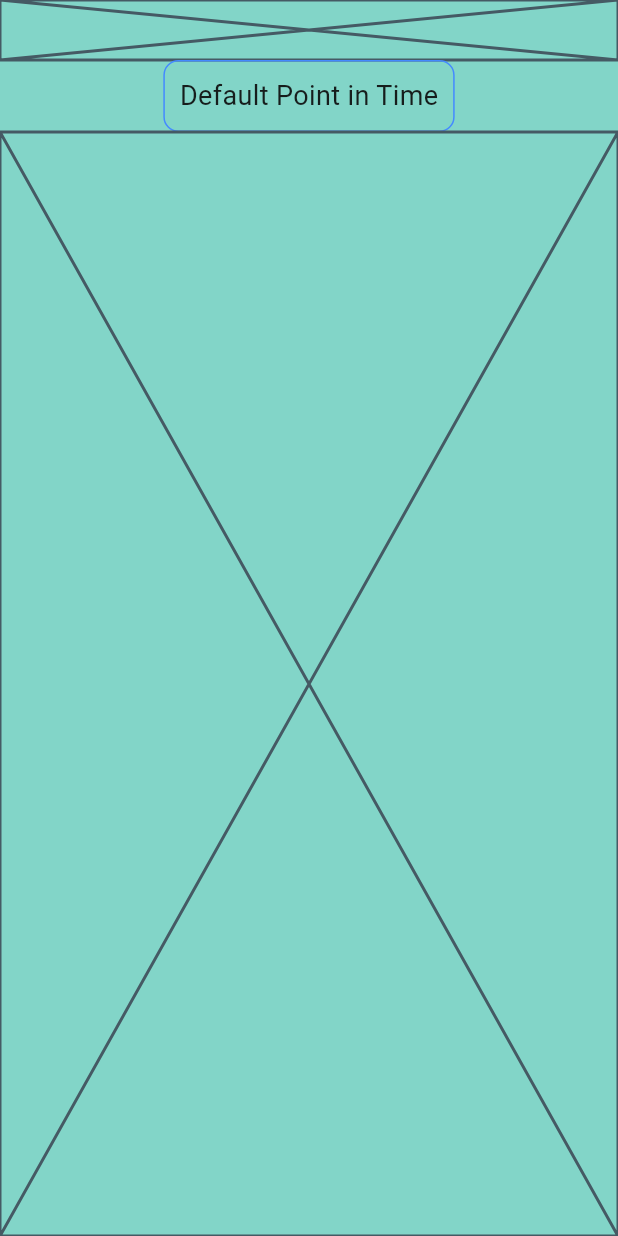
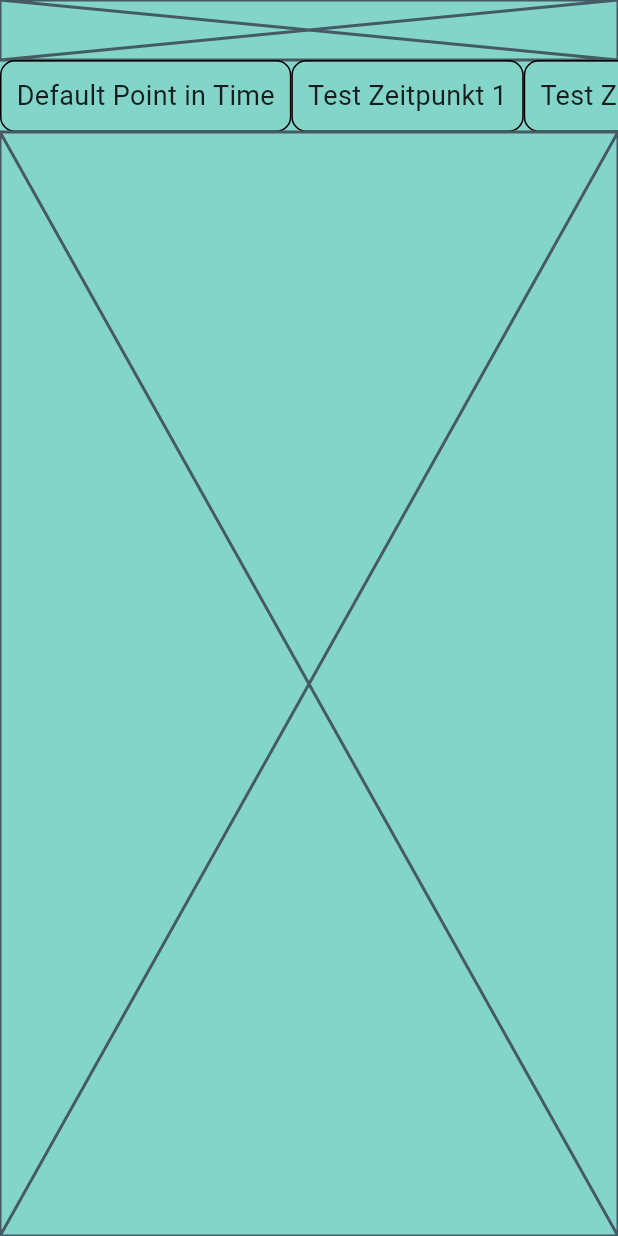
Before and after one commit to KiraResari/ceal-chronicler-f, a Flutter app: the screen it shows after launch, on a phone screen of 412 x 824 dp. Run offline on Flutter 3.47's test engine with Material 3 defaults, Android fonts, the phone set to English and light mode, and no system bars; our stand-ins replace event_bus, get_it; missing offline and left inert: optional.

Commit message:
We now have a scrollable time bar with a bunch of dummy points in time

```diff
--- a/lib/timeline/point_in_time_repository.dart
+++ b/lib/timeline/point_in_time_repository.dart
@@ -6,6 +6,12 @@ class PointInTimeRepository {
     PointInTime("Test Zeitpunkt 1"),
     PointInTime("Test Zeitpunkt 2"),
     PointInTime("Test Zeitpunkt 3"),
+    PointInTime("Test Zeitpunkt 4"),
+    PointInTime("Test Zeitpunkt 5"),
+    PointInTime("Test Zeitpunkt 36"),
+    PointInTime("Test Zeitpunkt 37"),
+    PointInTime("Test Zeitpunkt 38"),
+    PointInTime("Test Zeitpunkt 39"),
   ];
 
   get all => _pointsInTime;
--- a/lib/timeline/time_bar.dart
+++ b/lib/timeline/time_bar.dart
@@ -1,6 +1,7 @@
 import 'package:ceal_chronicler_f/timeline/point_in_time.dart';
 import 'package:ceal_chronicler_f/timeline/time_bar_controller.dart';
 import 'package:flutter/material.dart';
+import 'package:flutter/rendering.dart';
 import 'package:provider/provider.dart';
 
 class TimeBar extends StatelessWidget {
@@ -16,17 +17,28 @@ class TimeBar extends StatelessWidget {
 
   Widget _buildTimeBar(BuildContext context) {
     List<PointInTime> points = context.watch<TimeBarController>().pointsInTime;
-    return _buildPointCard(points.first);
+    ScrollController controller = ScrollController();
+
+    return Scrollbar(
+      controller: controller,
+      child: SingleChildScrollView(
+        controller: controller,
+        scrollDirection: Axis.horizontal,
+        child: Row(
+          children: points.map((point) => _buildPointCard(point)).toList(),
+        ),
+      ),
+    );
   }
 
   Widget _buildPointCard(PointInTime point) {
     return Container(
       decoration: BoxDecoration(
-        border: Border.all(color: Colors.blueAccent),
+        border: Border.all(),
         borderRadius: BorderRadius.circular(10.0),
       ),
-      padding: EdgeInsets.all(10.0),
-      child: Text(point.name, style: TextStyle(fontSize: 18.0)),
+      padding: const EdgeInsets.all(10.0),
+      child: Text(point.name, style: const TextStyle(fontSize: 18.0)),
     );
   }
 }
```
Also changed, not shown: 2 other files.
